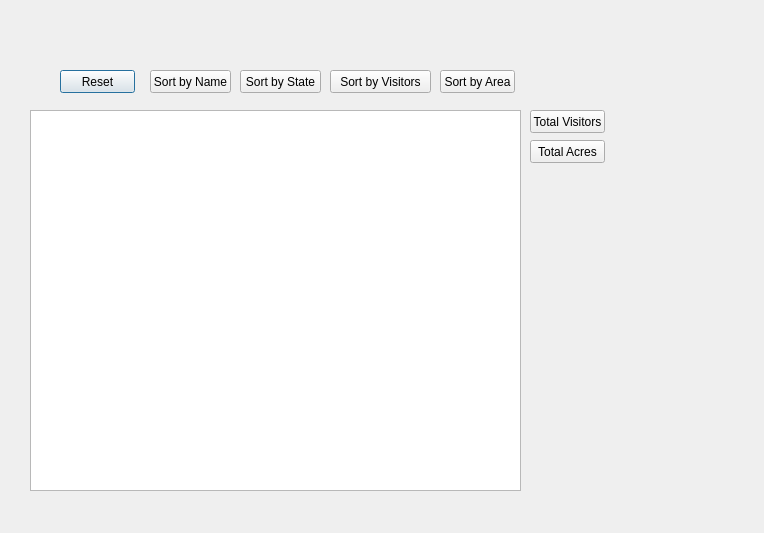
This is parksdisplay.ui in smoreno11/NationalParksProject as Qt 5 draws it before an edit. The edited form follows.
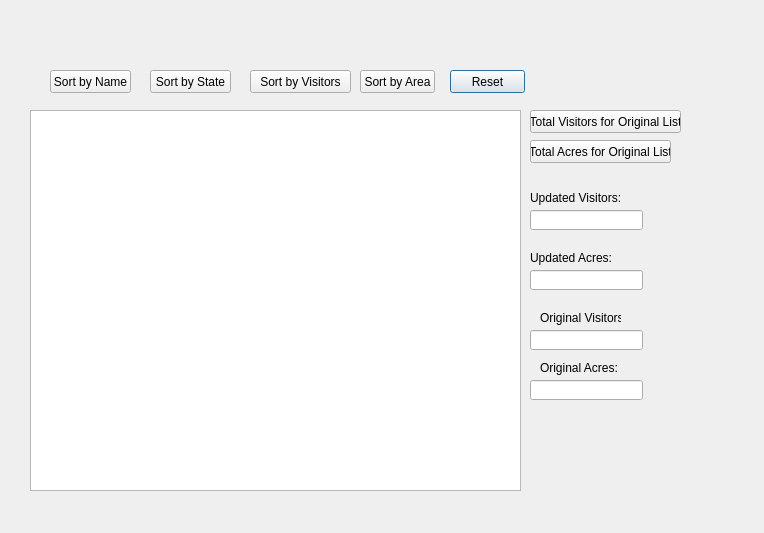
This is the edited form.

```diff
--- a/parksdisplay.ui
+++ b/parksdisplay.ui
@@ -26,7 +26,7 @@
   <widget class="QPushButton" name="resetButton">
    <property name="geometry">
     <rect>
-     <x>60</x>
+     <x>450</x>
      <y>70</y>
      <width>75</width>
      <height>23</height>
@@ -39,7 +39,7 @@
   <widget class="QPushButton" name="nameButton">
    <property name="geometry">
     <rect>
-     <x>240</x>
+     <x>150</x>
      <y>70</y>
      <width>81</width>
      <height>23</height>
@@ -54,12 +54,12 @@
     <rect>
      <x>530</x>
      <y>110</y>
-     <width>75</width>
+     <width>151</width>
      <height>23</height>
     </rect>
    </property>
    <property name="text">
-    <string>Total Visitors</string>
+    <string>Total Visitors for Original List</string>
    </property>
   </widget>
   <widget class="QPushButton" name="pushButton_2">
@@ -67,18 +67,18 @@
     <rect>
      <x>530</x>
      <y>140</y>
-     <width>75</width>
+     <width>141</width>
      <height>23</height>
     </rect>
    </property>
    <property name="text">
-    <string>Total Acres</string>
+    <string>Total Acres for Original List</string>
    </property>
   </widget>
   <widget class="QPushButton" name="parkNameButton">
    <property name="geometry">
     <rect>
-     <x>150</x>
+     <x>50</x>
      <y>70</y>
      <width>81</width>
      <height>23</height>
@@ -91,7 +91,7 @@
   <widget class="QPushButton" name="areaButton">
    <property name="geometry">
     <rect>
-     <x>440</x>
+     <x>360</x>
      <y>70</y>
      <width>75</width>
      <height>23</height>
@@ -104,7 +104,7 @@
   <widget class="QPushButton" name="visitorsButton">
    <property name="geometry">
     <rect>
-     <x>330</x>
+     <x>250</x>
      <y>70</y>
      <width>101</width>
      <height>23</height>
@@ -114,6 +114,98 @@
     <string>Sort by Visitors</string>
    </property>
   </widget>
+  <widget class="QLineEdit" name="updatedVisitorsLineEdit">
+   <property name="geometry">
+    <rect>
+     <x>530</x>
+     <y>210</y>
+     <width>113</width>
+     <height>20</height>
+    </rect>
+   </property>
+  </widget>
+  <widget class="QLineEdit" name="updatedAcresLineEdit">
+   <property name="geometry">
+    <rect>
+     <x>530</x>
+     <y>270</y>
+     <width>113</width>
+     <height>20</height>
+    </rect>
+   </property>
+  </widget>
+  <widget class="QLabel" name="label">
+   <property name="geometry">
+    <rect>
+     <x>530</x>
+     <y>190</y>
+     <width>131</width>
+     <height>16</height>
+    </rect>
+   </property>
+   <property name="text">
+    <string>Updated Visitors:</string>
+   </property>
+  </widget>
+  <widget class="QLabel" name="label_2">
+   <property name="geometry">
+    <rect>
+     <x>530</x>
+     <y>250</y>
+     <width>81</width>
+     <height>16</height>
+    </rect>
+   </property>
+   <property name="text">
+    <string>Updated Acres:</string>
+   </property>
+  </widget>
+  <widget class="QLineEdit" name="originalVisitorsLineEdit">
+   <property name="geometry">
+    <rect>
+     <x>530</x>
+     <y>330</y>
+     <width>113</width>
+     <height>20</height>
+    </rect>
+   </property>
+  </widget>
+  <widget class="QLineEdit" name="originalAcresLineEdit">
+   <property name="geometry">
+    <rect>
+     <x>530</x>
+     <y>380</y>
+     <width>113</width>
+     <height>20</height>
+    </rect>
+   </property>
+  </widget>
+  <widget class="QLabel" name="label_3">
+   <property name="geometry">
+    <rect>
+     <x>540</x>
+     <y>310</y>
+     <width>81</width>
+     <height>16</height>
+    </rect>
+   </property>
+   <property name="text">
+    <string>Original Visitors:</string>
+   </property>
+  </widget>
+  <widget class="QLabel" name="label_4">
+   <property name="geometry">
+    <rect>
+     <x>540</x>
+     <y>360</y>
+     <width>81</width>
+     <height>16</height>
+    </rect>
+   </property>
+   <property name="text">
+    <string>Original Acres:</string>
+   </property>
+  </widget>
  </widget>
  <resources/>
  <connections/>
```
